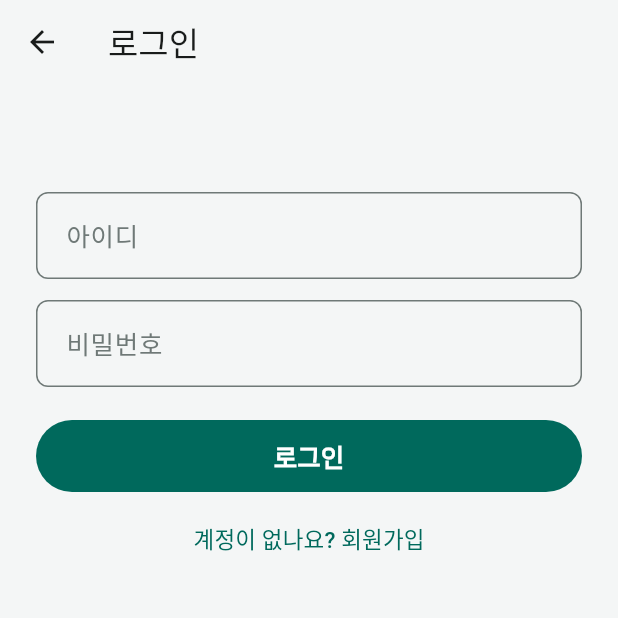
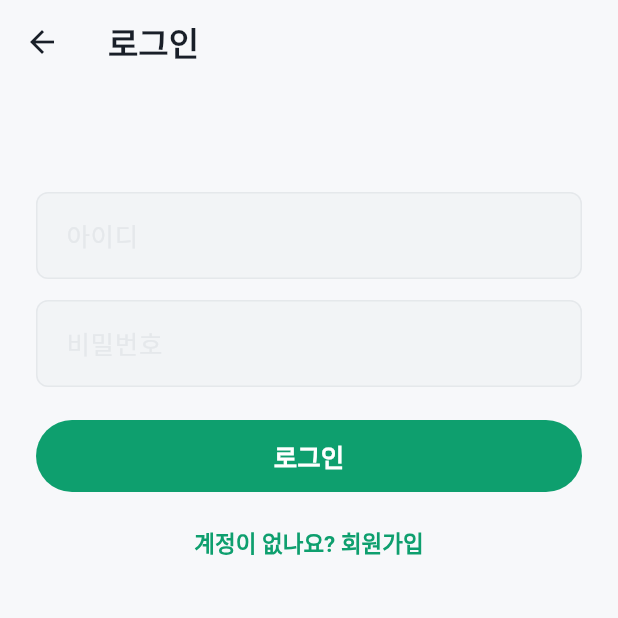
Before and after one commit to munho-kang/fall-detection, a Flutter app: the screen it shows after launch, after a tap on "로그인", on a phone screen of 412 x 824 dp, the top half of it. Run offline on Flutter 3.47's test engine with Material 3 defaults, Android fonts, the phone set to English and light mode, and no system bars; our stand-ins replace flutter_local_notifications, shared_preferences; Roboto replaces fonts that are missing (Pretendard).

Commit message:
feat: 컬러 히어로 팔레트·컴포넌트 테마로 app_theme 교체, Pretendard 적용
화면 크기 배율은 textTheme.apply(fontSizeFactor)에서 MediaQuery.textScaler로 옮긴다 — 지역화 전
textTheme엔 fontSize가 없어 작게/크게가 디버그에선 assert로 죽고 릴리스에선 안 커지던 버그.

Co-Authored-By: Claude Fable 5 <noreply@anthropic.com>
Claude-Session: https://claude.ai/code/session_013iyQUwcvBYESCEApFPvZjQ

```diff
--- a/app/lib/app_theme.dart
+++ b/app/lib/app_theme.dart
@@ -1,35 +1,56 @@
-// 딥 틸 컬러스킴과 라이트 전용 ThemeData, 화면 크기 배율 적용 — 다크모드는 두지 않는다
+// 컬러 히어로 팔레트와 라이트 전용 ThemeData, 화면 크기 배율 적용 — 다크모드는 두지 않는다
+// 값의 근거: docs/superpowers/specs/2026-08-29-app-visual-redesign-design.md §2·§3·§8
 
 import 'package:flutter/material.dart';
 
-// screen_v3 컬러 팔레트
 class AppColors {
   const AppColors._();
 
-  static const primary = Color(0xFF00695C);
+  static const bg = Color(0xFFF7F8FA);
+  static const card = Color(0xFFFFFFFF);
+  static const text = Color(0xFF191F28);
+  static const textSub = Color(0xFF6B7684);
+  static const textMuted = Color(0xFF8B95A1);
+  static const hairline = Color(0xFFF2F4F6);
+  static const border = Color(0xFFE5E8EB);
+
+  static const primary = Color(0xFF0E9F6E);
+  static const primaryLight = Color(0xFF14B98A);
+  static const primaryTint = Color(0xFFE3F6EE);
+  static const onPrimaryTint = Color(0xFF0A7A55);
   static const onPrimary = Color(0xFFFFFFFF);
-  static const primaryContainer = Color(0xFFD3E0DC);
-  static const onPrimaryContainer = Color(0xFF1F3833);
 
-  static const surface = Color(0xFFF4F6F6);
-  static const surfaceContainer = Color(0xFFFFFFFF);
-  static const surfaceContainerHigh = Color(0xFFFFFFFF);
-  static const onSurface = Color(0xFF191C1B);
-  static const onSurfaceVariant = Color(0xFF3F4947);
-  static const outline = Color(0xFF6F7977);
-  static const outlineVariant = Color(0xFFC0C9C6);
+  static const danger = Color(0xFFE5323F);
+  static const dangerLight = Color(0xFFF25A66);
+  static const dangerTint = Color(0xFFFDECEE);
+  static const dangerDeep = Color(0xFFC9353F);
 
-  static const error = Color(0xFFE0563C);
-  static const errorContainer = Color(0xFFFBE3DD);
-  static const onErrorContainer = Color(0xFFD64A2F);
+  static const mutedHeroStart = Color(0xFF6B7684);
+  static const mutedHeroEnd = Color(0xFF4E5968);
 
-  // 파괴적 동작(기록 삭제 · 방 삭제 · 회원 탈퇴) 색 — ColorScheme에 대응 슬롯이 없다
-  static const dangerBg = Color(0xFFF7DAD2);
-  static const dangerFg = Color(0xFFA03920);
+  static const shadow = Color(0x0D000000);
 
+  // ponytail: 화면 태스크(4~10)가 끝나면 지운다 — 옛 화면 코드가 컴파일되게 하는 임시 별칭
+  static const error = danger;
+  static const errorContainer = dangerTint;
+  static const onErrorContainer = dangerDeep;
+  static const dangerBg = dangerTint;
+  static const dangerFg = dangerDeep;
+  static const surface = bg;
+  static const surfaceContainer = card;
+  static const surfaceContainerHigh = card;
+  static const onSurface = text;
+  static const onSurfaceVariant = textSub;
+  static const outline = border;
+  static const outlineVariant = hairline;
+  static const primaryContainer = primaryTint;
+  static const onPrimaryContainer = onPrimaryTint;
   static const inverseSurface = Color(0xFF2B3230);
-  static const pageBg = Color(0xFFE2E6E6);
+  static const pageBg = bg;
 }
+
+// 흰 카드 그림자 — AppCard와 카드처럼 보여야 하는 것들이 같이 쓴다
+const appShadow = [BoxShadow(color: AppColors.shadow, blurRadius: 10, offset: Offset(0, 2))];
 
 // 화면 크기 배율 — 작게 0.9 / 보통 1.0 / 크게 1.15
 enum TextScale { small, normal, large }
@@ -58,45 +79,131 @@ extension TextScaleX on TextScale {
   }
 }
 
-ThemeData buildAppTheme({required TextScale scale}) {
-  final base = ThemeData(useMaterial3: true);
+/// 화면 크기 배율을 앱 전체 글자에 건다 — 명시 fontSize가 있는 글자까지 전부 커진다.
+/// ThemeData.textTheme.apply(fontSizeFactor:)는 쓰지 않는다: 지역화 전 textTheme엔 fontSize가
+/// 없어 디버그에선 assert로 죽고 릴리스에선 아무것도 안 커졌다(app_theme_test가 지킨다).
+Widget applyTextScale(BuildContext context, TextScale scale, Widget child) {
+  return MediaQuery(
+    data: MediaQuery.of(context).copyWith(textScaler: TextScaler.linear(scale.factor)),
+    child: child,
+  );
+}
+
+const _font = 'Pretendard';
+
+ThemeData buildAppTheme() {
+  final base = ThemeData(useMaterial3: true, fontFamily: _font);
   final scheme = ColorScheme.fromSeed(
     seedColor: AppColors.primary,
     primary: AppColors.primary,
     onPrimary: AppColors.onPrimary,
-    primaryContainer: AppColors.primaryContainer,
-    onPrimaryContainer: AppColors.onPrimaryContainer,
-    surface: AppColors.surface,
-    surfaceContainer: AppColors.surfaceContainer,
-    surfaceContainerHigh: AppColors.surfaceContainerHigh,
-    onSurface: AppColors.onSurface,
-    onSurfaceVariant: AppColors.onSurfaceVariant,
-    outline: AppColors.outline,
-    outlineVariant: AppColors.outlineVariant,
-    error: AppColors.error,
-    errorContainer: AppColors.errorContainer,
-    onErrorContainer: AppColors.onErrorContainer,
+    primaryContainer: AppColors.primaryTint,
+    onPrimaryContainer: AppColors.onPrimaryTint,
+    surface: AppColors.bg,
+    surfaceContainer: AppColors.card,
+    surfaceContainerHigh: AppColors.card,
+    onSurface: AppColors.text,
+    onSurfaceVariant: AppColors.textSub,
+    outline: AppColors.border,
+    outlineVariant: AppColors.hairline,
+    error: AppColors.danger,
+    onError: AppColors.onPrimary,
+    errorContainer: AppColors.dangerTint,
+    onErrorContainer: AppColors.dangerDeep,
   );
+  final buttonShape = RoundedRectangleBorder(borderRadius: BorderRadius.circular(14));
+  const buttonText = TextStyle(fontSize: 17, fontWeight: FontWeight.w700, fontFamily: _font);
+  // Material 비활성 알파(배경 12% · 전경 38%)
+  final disabledBg = AppColors.text.withValues(alpha: 0.12);
+  final disabledFg = AppColors.text.withValues(alpha: 0.38);
+  OutlineInputBorder inputBorder(Color color, double width) => OutlineInputBorder(
+        borderRadius: BorderRadius.circular(14),
+        borderSide: width == 0 ? BorderSide.none : BorderSide(color: color, width: width),
+      );
 
   return base.copyWith(
     colorScheme: scheme,
-    scaffoldBackgroundColor: AppColors.surface,
-    textTheme: base.textTheme.apply(
-      bodyColor: scheme.onSurface,
-      displayColor: scheme.onSurface,
-      fontSizeFactor: scale.factor,
-      fontSizeDelta: 0,
-    ),
-    appBarTheme: AppBarTheme(
-      backgroundColor: AppColors.surface,
-      foregroundColor: scheme.onSurface,
+    scaffoldBackgroundColor: AppColors.bg,
+    textTheme: base.textTheme.apply(bodyColor: AppColors.text, displayColor: AppColors.text),
+    appBarTheme: const AppBarTheme(
+      backgroundColor: AppColors.bg,
+      foregroundColor: AppColors.text,
       elevation: 0,
       scrolledUnderElevation: 0,
+      centerTitle: false,
+      titleTextStyle: TextStyle(fontSize: 22, fontWeight: FontWeight.w700, color: AppColors.text, fontFamily: _font),
     ),
-    cardTheme: CardThemeData(
-      color: scheme.surfaceContainer,
+    filledButtonTheme: FilledButtonThemeData(
+      style: FilledButton.styleFrom(
+        backgroundColor: AppColors.primary,
+        foregroundColor: AppColors.onPrimary,
+        disabledBackgroundColor: disabledBg,
+        disabledForegroundColor: disabledFg,
+        minimumSize: const Size(0, 52),
+        shape: buttonShape,
+        textStyle: buttonText,
+      ),
+    ),
+    outlinedButtonTheme: OutlinedButtonThemeData(
+      style: OutlinedButton.styleFrom(
+        backgroundColor: AppColors.card,
+        foregroundColor: AppColors.text,
+        disabledForegroundColor: disabledFg,
+        side: const BorderSide(color: AppColors.border),
+        minimumSize: const Size(0, 52),
+        shape: buttonShape,
+        textStyle: buttonText,
+      ),
+    ),
+    textButtonTheme: TextButtonThemeData(
+      style: TextButton.styleFrom(
+        foregroundColor: AppColors.primary,
+        minimumSize: const Size(0, 52),
+        textStyle: const TextStyle(fontSize: 15, fontWeight: FontWeight.w600, fontFamily: _font),
+      ),
+    ),
+    inputDecorationTheme: InputDecorationTheme(
+      filled: true,
+      fillColor: AppColors.hairline,
+      hintStyle: const TextStyle(fontSize: 17, color: AppColors.textMuted),
+      contentPadding: const EdgeInsets.symmetric(horizontal: 16, vertical: 18),
+      border: inputBorder(AppColors.hairline, 0),
+      enabledBorder: inputBorder(AppColors.hairline, 0),
+      focusedBorder: inputBorder(AppColors.primary, 1.5),
+    ),
+    dialogTheme: DialogThemeData(
+      backgroundColor: AppColors.card,
+      surfaceTintColor: Colors.transparent,
+      shape: RoundedRectangleBorder(borderRadius: BorderRadius.circular(24)),
+      titleTextStyle: const TextStyle(fontSize: 20, fontWeight: FontWeight.w700, color: AppColors.text, fontFamily: _font),
+      contentTextStyle: const TextStyle(fontSize: 15, height: 1.5, color: AppColors.textSub, fontFamily: _font),
+    ),
+    navigationBarTheme: NavigationBarThemeData(
+      backgroundColor: AppColors.card,
+      surfaceTintColor: Colors.transparent,
+      indicatorColor: Colors.transparent,
       elevation: 0,
+      height: 72,
+      iconTheme: WidgetStateProperty.resolveWith(
+        (s) => IconThemeData(color: s.contains(WidgetState.selected) ? AppColors.primary : AppColors.textMuted),
+      ),
+      labelTextStyle: WidgetStateProperty.resolveWith(
+        (s) => TextStyle(
+          fontSize: 13,
+          fontWeight: FontWeight.w700,
+          fontFamily: _font,
+          color: s.contains(WidgetState.selected) ? AppColors.primary : AppColors.textMuted,
+        ),
+      ),
+    ),
+    dividerTheme: const DividerThemeData(color: AppColors.hairline, thickness: 1, space: 1),
+    badgeTheme: const BadgeThemeData(backgroundColor: AppColors.danger, textColor: AppColors.onPrimary),
+    snackBarTheme: SnackBarThemeData(
+      backgroundColor: AppColors.text,
+      contentTextStyle: const TextStyle(fontSize: 15, color: AppColors.onPrimary, fontFamily: _font),
+      behavior: SnackBarBehavior.floating,
       shape: RoundedRectangleBorder(borderRadius: BorderRadius.circular(12)),
     ),
+    progressIndicatorTheme: const ProgressIndicatorThemeData(color: AppColors.primary),
   );
 }
--- a/app/lib/main.dart
+++ b/app/lib/main.dart
@@ -60,7 +60,9 @@ class _FallGuardianAppState extends State<FallGuardianApp> {
     return MaterialApp(
       title: '낙상 알림',
       debugShowCheckedModeBanner: false,
-      theme: buildAppTheme(scale: _scale),
+      theme: buildAppTheme(),
+      // 화면 크기 배율은 테마가 아니라 MediaQuery로 — 명시 크기가 있는 글자까지 전부 걸린다
+      builder: (context, child) => applyTextScale(context, _scale, child!),
       home: _buildHome(),
     );
   }
```
Also changed, not shown: 5 other files.
